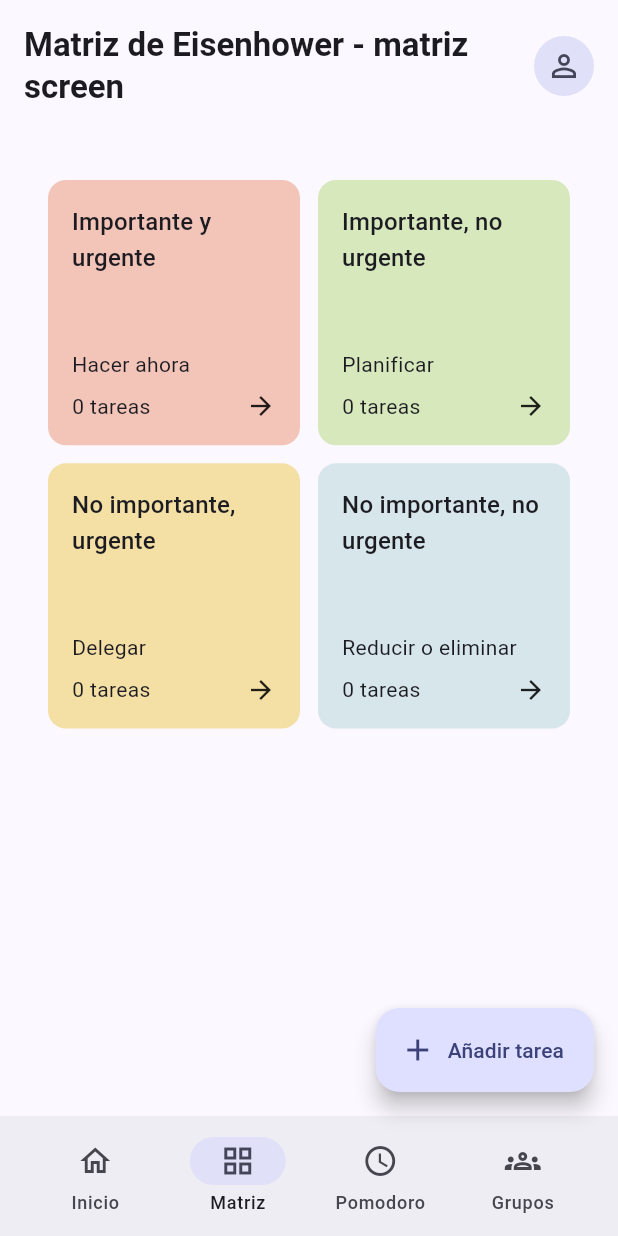
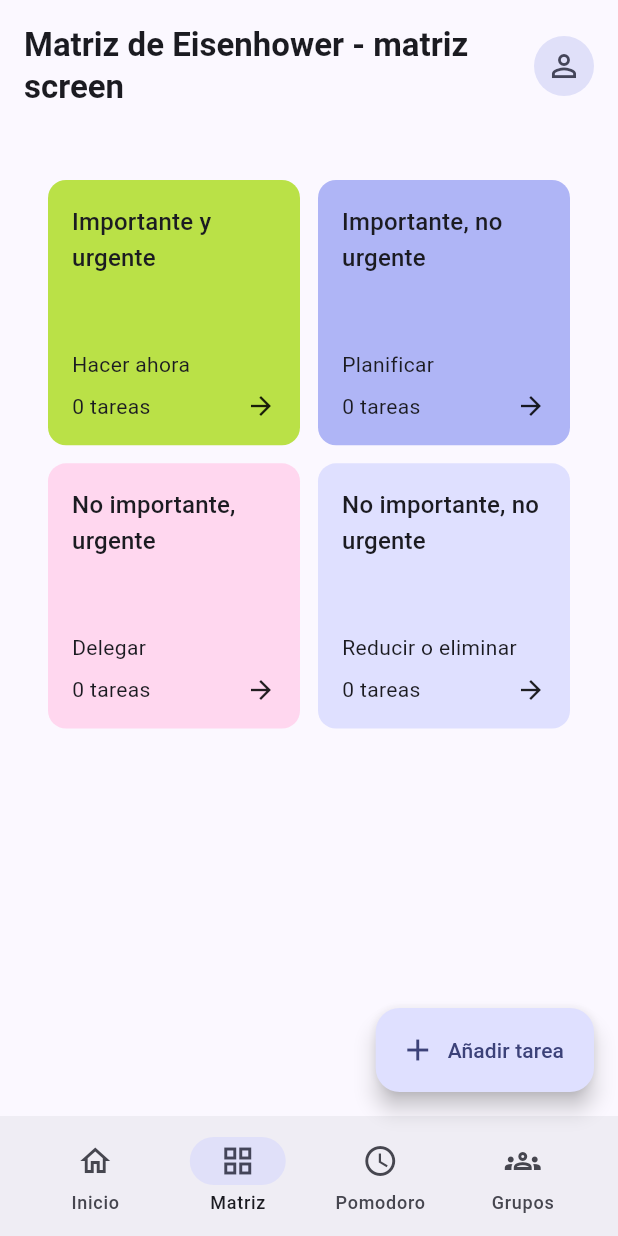
Before and after one commit to agnesGuyonnaud/Prisma, a Flutter app: the screen it shows once a user with an empty profile is signed in, item 2 of the bottom bar chosen, on a phone screen of 412 x 824 dp. Run offline on Flutter 3.47's test engine with Material 3 defaults, Android fonts, the phone set to English and light mode, and no system bars; our stand-ins replace firebase_auth, firebase_core, google_sign_in, sqflite; accounts and stored records are empty.

Commit message:
Correciones color y nombre

```diff
--- a/lib/screens/login.dart
+++ b/lib/screens/login.dart
@@ -97,7 +97,7 @@ class _LoginScreenState extends State<LoginScreen> {
                 padding: const EdgeInsets.all(16),
                 children: [
                   Text(
-                    "Prisma",
+                    "PomoGrid",
                     textAlign: TextAlign.center,
                     style: tema.textTheme.headlineMedium?.copyWith(
                       fontWeight: FontWeight.bold,
--- a/lib/widgets/matriz_tareas.dart
+++ b/lib/widgets/matriz_tareas.dart
@@ -9,37 +9,6 @@ class MatrizTareas extends StatelessWidget {
 
   final List<Tarea> tareas;
 
-  static const _cadranes = [
-    Cadran(
-      titulo: 'Importante y urgente',
-      descripcion: 'Hacer ahora',
-      importante: true,
-      urgente: true,
-      color: Color(0xFFF3C5B8),
-    ),
-    Cadran(
-      titulo: 'Importante, no urgente',
-      descripcion: 'Planificar',
-      importante: true,
-      urgente: false,
-      color: Color(0xFFD7E8BD),
-    ),
-    Cadran(
-      titulo: 'No importante, urgente',
-      descripcion: 'Delegar',
-      importante: false,
-      urgente: true,
-      color: Color(0xFFF4E0A5),
-    ),
-    Cadran(
-      titulo: 'No importante, no urgente',
-      descripcion: 'Reducir o eliminar',
-      importante: false,
-      urgente: false,
-      color: Color(0xFFD6E6EA),
-    ),
-  ];
-
   List<Tarea> _tareasDelCadran(Cadran cadran) => tareas.where((tarea){
     final importante = tarea.importancia >= 3;
     return importante == cadran.importante &&
@@ -48,6 +17,38 @@ class MatrizTareas extends StatelessWidget {
 
   @override
   Widget build(BuildContext context){
+    final colores = Theme.of(context).colorScheme;
+    final cadranes = [
+      Cadran(
+        titulo: 'Importante y urgente',
+        descripcion: 'Hacer ahora',
+        importante: true,
+        urgente: true,
+        color: const Color(0xFFBAE147),
+      ),
+      Cadran(
+        titulo: 'Importante, no urgente',
+        descripcion: 'Planificar',
+        importante: true,
+        urgente: false,
+        color: Color.lerp(colores.primaryContainer, colores.primary, 0.4)!,
+      ),
+      Cadran(
+        titulo: 'No importante, urgente',
+        descripcion: 'Delegar',
+        importante: false,
+        urgente: true,
+        color: colores.tertiaryContainer,
+      ),
+      Cadran(
+        titulo: 'No importante, no urgente',
+        descripcion: 'Reducir o eliminar',
+        importante: false,
+        urgente: false,
+        color: colores.primaryContainer,
+      ),
+    ];
+
     return GridView.builder(
       padding: const EdgeInsets.all(16),
       gridDelegate: const SliverGridDelegateWithFixedCrossAxisCount(
@@ -56,9 +57,9 @@ class MatrizTareas extends StatelessWidget {
         mainAxisSpacing: 12,
         childAspectRatio: 0.95,
       ),
-      itemCount: _cadranes.length,
+      itemCount: cadranes.length,
       itemBuilder: (context, index){
-        final cadran = _cadranes[index];
+        final cadran = cadranes[index];
         final tareasCadran = _tareasDelCadran(cadran);
         return Card.filled(
           margin: EdgeInsets.zero,
--- a/lib/widgets/tarea_list.dart
+++ b/lib/widgets/tarea_list.dart
@@ -137,6 +137,7 @@ class _TareaListState extends State<TareaList> with RouteAware {
               child: TareaMini(
                 titulo: tarea.titulo,
                 asignatura: tarea.asignatura,
+                repositorio: _repositorio,
                 fechaLimite: fechaTarea(tarea.fechaLimite, corta: true),
                 tipo: tarea.tipo,
                 completada: tarea.estado == EstadoTarea.completada,
```
Also changed, not shown: lib/screens/tarea.dart (+37 -4 lines), lib/widgets/tarea_mini.dart (+67 -19 lines).
